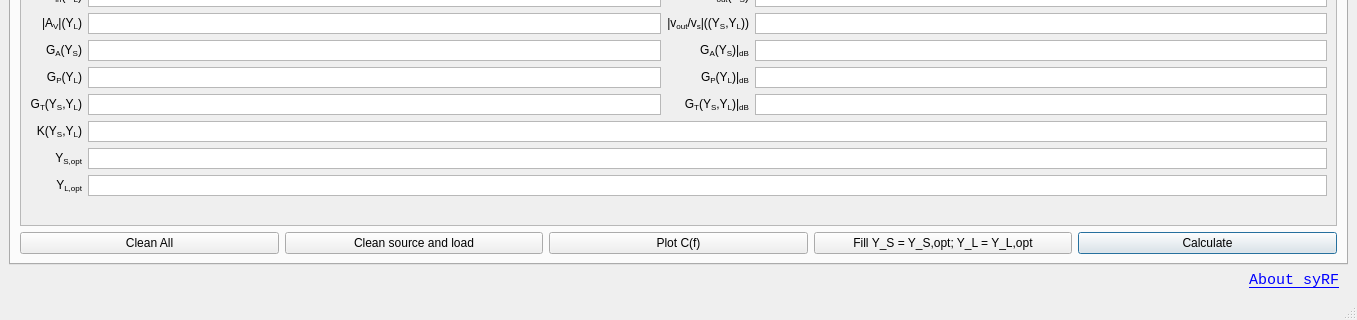
urbanij/syRF, file ui/syRF.ui: the form before one commit; both pictures show x 0 to 1357 and y 526 to 846 of the 1357 by 846 pixel window.
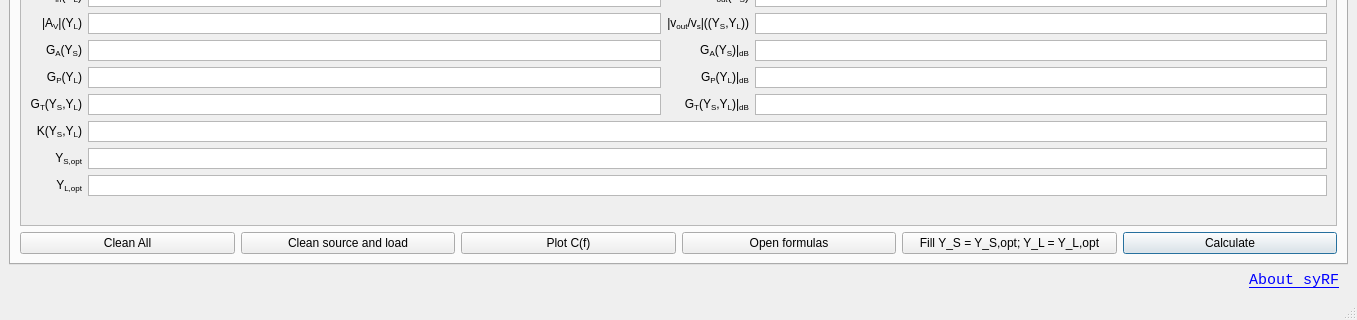
The form after the commit.

Commit message: - added Y and S formulas - new file to open pdfs

```diff
--- a/ui/syRF.ui
+++ b/ui/syRF.ui
@@ -903,6 +903,13 @@
             </property>
            </widget>
           </item>
+          <item>
+           <widget class="QPushButton" name="open_Y_formulas_button">
+            <property name="text">
+             <string>Open formulas</string>
+            </property>
+           </widget>
+          </item>
           <item>
            <widget class="QPushButton" name="Fill_ys_yl_opt_button">
             <property name="text">
```
Left out of the diff: 7 changed lines with no effect on the pictures. The commit also changes 9 other files.
